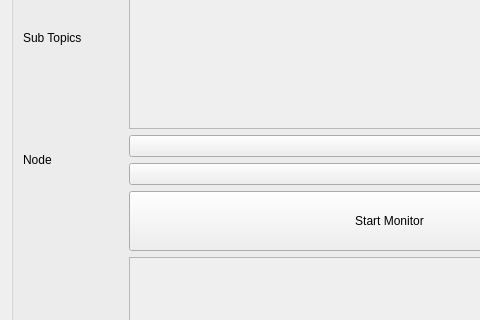
The window that ui/node_monitor.ui (yyamazaki933/rosif) describes before a commit, drawn with Qt 5; both pictures show x 0 to 480 and y 93 to 413 of the 759 by 554 pixel window.
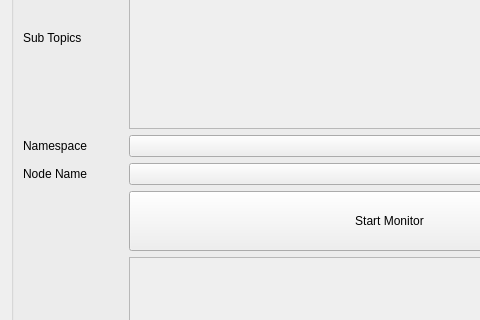
The same window after the commit.

Patch:
```diff
--- a/ui/node_monitor.ui
+++ b/ui/node_monitor.ui
@@ -150,31 +150,6 @@
         </property>
        </widget>
       </item>
-      <item row="2" column="0" rowspan="2">
-       <widget class="QLabel" name="label_10">
-        <property name="sizePolicy">
-         <sizepolicy hsizetype="Fixed" vsizetype="Preferred">
-          <horstretch>0</horstretch>
-          <verstretch>0</verstretch>
-         </sizepolicy>
-        </property>
-        <property name="minimumSize">
-         <size>
-          <width>100</width>
-          <height>0</height>
-         </size>
-        </property>
-        <property name="maximumSize">
-         <size>
-          <width>100</width>
-          <height>16777215</height>
-         </size>
-        </property>
-        <property name="text">
-         <string>Node</string>
-        </property>
-       </widget>
-      </item>
       <item row="2" column="2" rowspan="2">
        <widget class="QPushButton" name="pb_update">
         <property name="sizePolicy">
@@ -200,6 +175,38 @@
         </property>
        </widget>
       </item>
+      <item row="3" column="0">
+       <widget class="QLabel" name="label_10">
+        <property name="sizePolicy">
+         <sizepolicy hsizetype="Fixed" vsizetype="Preferred">
+          <horstretch>0</horstretch>
+          <verstretch>0</verstretch>
+         </sizepolicy>
+        </property>
+        <property name="minimumSize">
+         <size>
+          <width>100</width>
+          <height>0</height>
+         </size>
+        </property>
+        <property name="maximumSize">
+         <size>
+          <width>100</width>
+          <height>16777215</height>
+         </size>
+        </property>
+        <property name="text">
+         <string>Node Name</string>
+        </property>
+       </widget>
+      </item>
+      <item row="2" column="0">
+       <widget class="QLabel" name="label">
+        <property name="text">
+         <string>Namespace</string>
+        </property>
+       </widget>
+      </item>
      </layout>
     </widget>
    </item>
```
Left out of the diff: 12 changed lines with no effect on the pictures.
